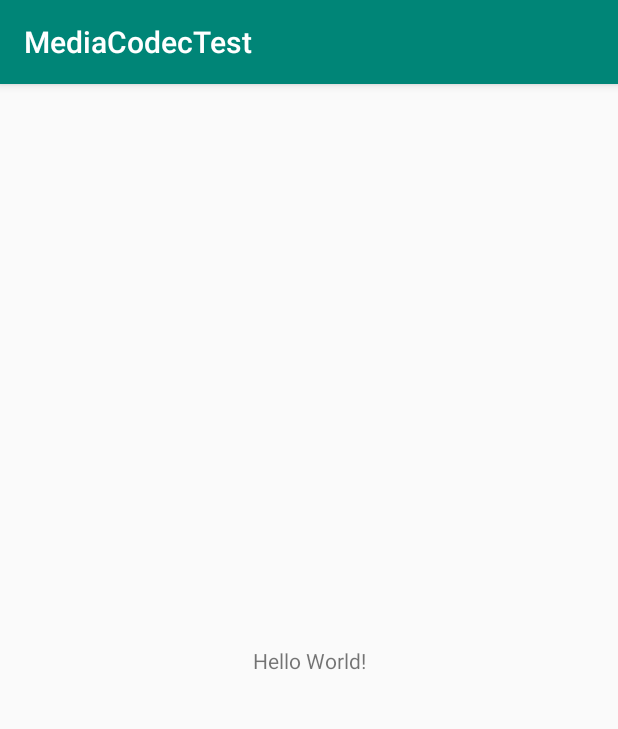
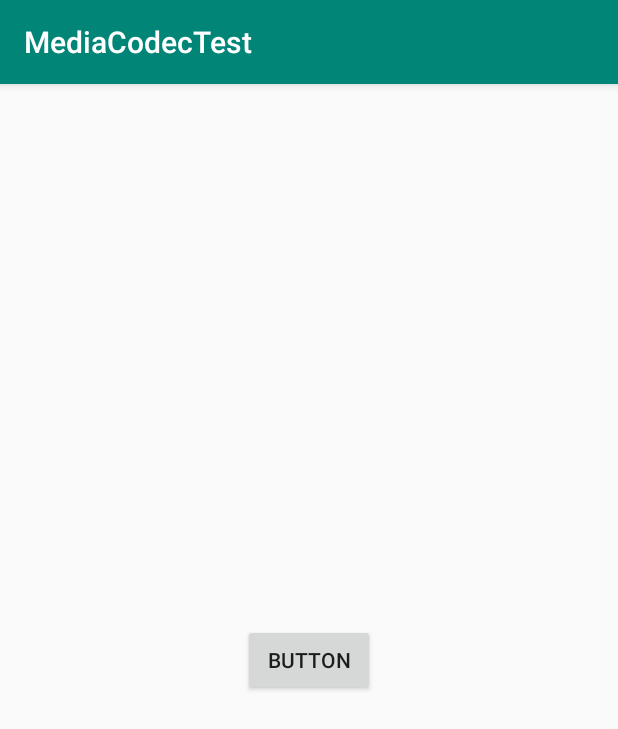
Before and after one commit to tomo1139/MediaCodecTest, an Android app: the screen it shows after launch (MainActivity), on a phone screen of 412 x 824 dp. Shown: the top 729 px of the screen. Run offline under Robolectric (Android 15) with nearby library versions, the phone set to English and light mode, and no system bars; our stand-ins replace data binding.

Commit message:
no message

```diff
--- a/MediaCodecTest/app/build.gradle
+++ b/MediaCodecTest/app/build.gradle
@@ -21,6 +21,9 @@ android {
             proguardFiles getDefaultProguardFile('proguard-android-optimize.txt'), 'proguard-rules.pro'
         }
     }
+    dataBinding {
+        enabled = true
+    }
 }
 
 dependencies {
--- a/MediaCodecTest/app/src/main/java/develop/tomo1139/mediacodectest/MainActivity.kt
+++ b/MediaCodecTest/app/src/main/java/develop/tomo1139/mediacodectest/MainActivity.kt
@@ -2,11 +2,14 @@ package develop.tomo1139.mediacodectest
 
 import androidx.appcompat.app.AppCompatActivity
 import android.os.Bundle
+import androidx.databinding.DataBindingUtil
+import develop.tomo1139.mediacodectest.databinding.ActivityMainBinding
 
 class MainActivity : AppCompatActivity() {
+    private val binding by lazy { DataBindingUtil.setContentView<ActivityMainBinding>(this, R.layout.activity_main) }
 
     override fun onCreate(savedInstanceState: Bundle?) {
         super.onCreate(savedInstanceState)
-        setContentView(R.layout.activity_main)
+        binding
     }
 }
--- a/MediaCodecTest/app/src/main/res/layout/activity_main.xml
+++ b/MediaCodecTest/app/src/main/res/layout/activity_main.xml
@@ -1,18 +1,24 @@
 <?xml version="1.0" encoding="utf-8"?>
-<androidx.constraintlayout.widget.ConstraintLayout xmlns:android="http://schemas.android.com/apk/res/android"
-    xmlns:app="http://schemas.android.com/apk/res-auto"
+<layout xmlns:android="http://schemas.android.com/apk/res/android"
     xmlns:tools="http://schemas.android.com/tools"
-    android:layout_width="match_parent"
-    android:layout_height="match_parent"
     tools:context=".MainActivity">
 
-    <TextView
-        android:layout_width="wrap_content"
-        android:layout_height="wrap_content"
-        android:text="Hello World!"
-        app:layout_constraintBottom_toBottomOf="parent"
-        app:layout_constraintLeft_toLeftOf="parent"
-        app:layout_constraintRight_toRightOf="parent"
-        app:layout_constraintTop_toTopOf="parent" />
+    <data>
 
-</androidx.constraintlayout.widget.ConstraintLayout>
+    </data>
+
+    <RelativeLayout
+        android:layout_width="match_parent"
+        android:layout_height="match_parent"
+        android:orientation="vertical">
+
+        <Button
+            android:id="@+id/button"
+            android:layout_width="wrap_content"
+            android:layout_height="wrap_content"
+            android:layout_centerInParent="true"
+            android:text="Button" />
+
+    </RelativeLayout>
+
+</layout>
```
